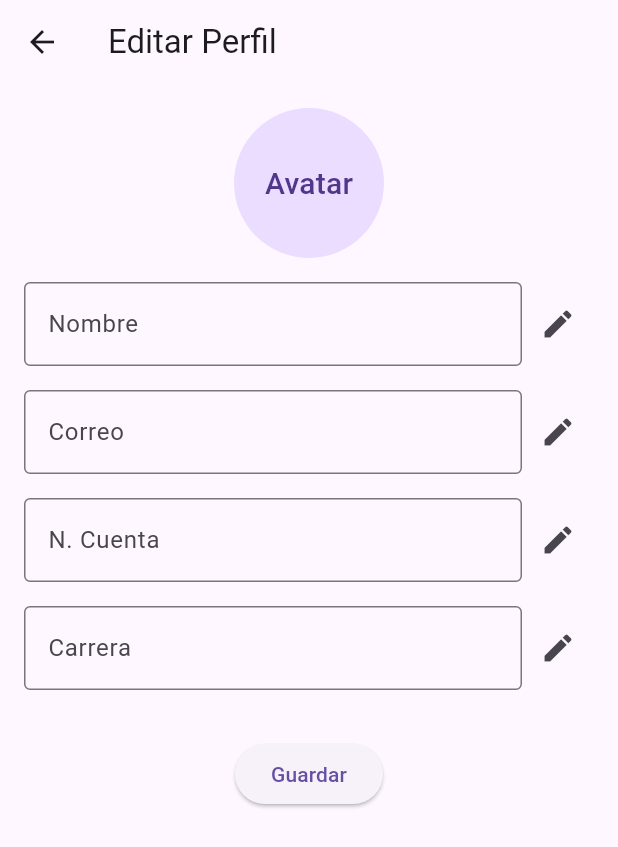
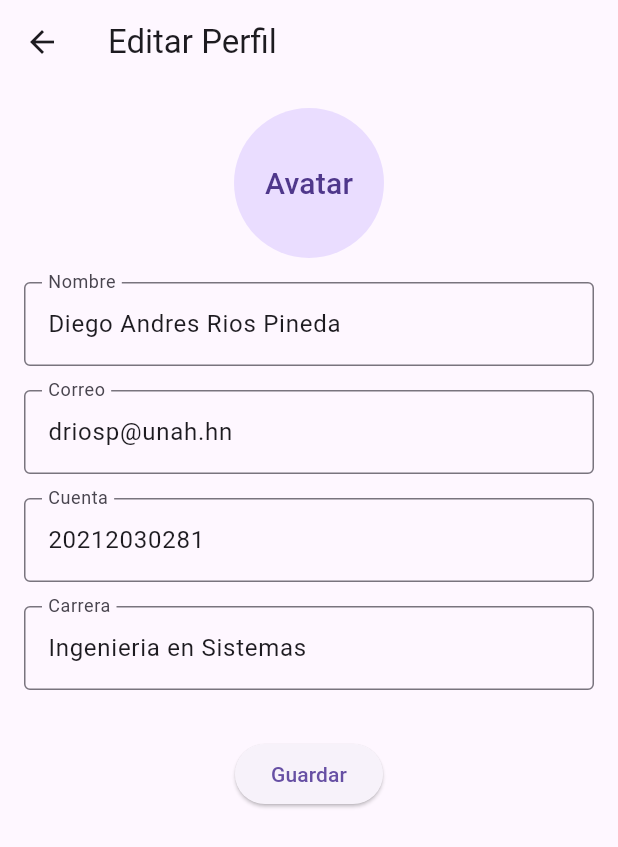
Before and after one commit to dandresrp/pumiagenda, a Flutter app: the PantallaHorasVoae screen opened by its route, after a tap on the "edit" icon, on a phone screen of 412 x 824 dp. Shown: the top 847 px of the screen. Run offline on Flutter 3.47's test engine with Material 3 defaults, Android fonts, the phone set to English and light mode, and no system bars; our stand-ins replace go_router.

Commit message:
Agregar pasar información del perfil a editar

```diff
--- a/lib/main.dart
+++ b/lib/main.dart
@@ -11,7 +11,6 @@
 }
 
 GoRouter router = GoRouter(
-  // initialLocation: '/ambitoacademico',
   routes: [
     GoRoute(
       path: '/',
@@ -22,9 +21,11 @@
       builder: (context, state) => const PantallaRegistro(),
       ),
     GoRoute(
-      path:
-      '/editarPerfil',
-      builder:  (context, state) => const PantallaEditarPerfil(),
+      path: '/editarPerfil',
+      builder:  (context, state) {
+        final extrasData = state.extra as dynamic;
+        return PantallaEditarPerfil(extrasData: extrasData);
+      }
     ),
     GoRoute(
       path: '/horasvoae',
--- a/lib/pantallas/pantalla_edit_perfil.dart
+++ b/lib/pantallas/pantalla_edit_perfil.dart
@@ -1,8 +1,10 @@
 import 'package:flutter/material.dart';
-
+import 'package:go_router/go_router.dart';
 
 class PantallaEditarPerfil extends StatefulWidget {
-  const PantallaEditarPerfil({super.key});
+  final dynamic extrasData;
+
+  const PantallaEditarPerfil({super.key, required this.extrasData});
 
   @override
   // ignore: library_private_types_in_public_api
@@ -69,20 +71,27 @@ class _PantallaEditarPerfilState extends State<PantallaEditarPerfil> {
     return null;
   }
 
+  // TODO: Guardar nuevos datos
   void _guardarDatos() {
     if (_formKey.currentState!.validate()) {
-      // Aquí se debería guardar la información y navegar de vuelta a la pantalla de inicio
-      Navigator.pop(context, {
-        'nombre': _nombreController.text,
-        'correo': _correoController.text,
-        'cuenta': _cuentaController.text,
-        'carrera': _carreraController.text,
-      });
+      context.pushReplacement(
+        '/',
+         extra: {
+          'nombre': _nombreController.text,
+          'correo': _correoController.text,
+          'cuenta': _cuentaController.text,
+          'carrera': _carreraController.text,
+        }
+      );
     }
   }
 
   @override
   Widget build(BuildContext context) {
+    _nombreController.text = widget.extrasData['nombre'];
+    _correoController.text = widget.extrasData['correo'];
+    _carreraController.text = widget.extrasData['carrera'];
+    _cuentaController.text = widget.extrasData['cuenta'];
     return Scaffold(
       appBar: AppBar(
         title: const Text('Editar Perfil'),
@@ -109,6 +118,7 @@ class _PantallaEditarPerfilState extends State<PantallaEditarPerfil> {
               const SizedBox(height: 16),
               _buildEditableField(
                 label: 'Nombre',
+
                 controller: _nombreController,
                 validator: _validateNombre,
               ),
@@ -120,7 +130,7 @@ class _PantallaEditarPerfilState extends State<PantallaEditarPerfil> {
               ),
               const SizedBox(height: 16),
               _buildEditableField(
-                label: 'N. Cuenta',
+                label: 'Cuenta',
                 controller: _cuentaController,
                 validator: _validateCuenta,
               ),
@@ -158,13 +168,7 @@ class _PantallaEditarPerfilState extends State<PantallaEditarPerfil> {
             ),
             validator: validator,
           ),
-        ),
-        IconButton(
-          icon: const Icon(Icons.edit),
-          onPressed: () {
-            // Acción de editar
-          },
-        ),
+        )
       ],
     );
   }
--- a/lib/pantallas/pantalla_inicio.dart
+++ b/lib/pantallas/pantalla_inicio.dart
@@ -10,10 +10,12 @@ class PantallaInicio extends StatefulWidget {
 }
 
 class _PantallaInicioState extends State<PantallaInicio> {
-  String nombre = 'Diego Andres Rios Pineda';
-  String correo = 'driosp@unah.hn';
-  String cuenta = '20212030281';
-  String carrera = 'Ingenieria en Sistemas';
+  var datos = {
+    'nombre': 'Diego Andres Rios Pineda',
+    'correo': 'driosp@unah.hn',
+    'cuenta': '20212030281',
+    'carrera': 'Ingenieria en Sistemas',
+  };
 
   @override
   Widget build(BuildContext context) {
@@ -45,7 +47,7 @@ class _PantallaInicioState extends State<PantallaInicio> {
                         crossAxisAlignment: CrossAxisAlignment.start,
                         children: [
                           Text(
-                            nombre,
+                            datos['nombre']!,
                             style: const TextStyle(
                               fontWeight: FontWeight.bold,
                               fontSize: 18,
@@ -53,19 +55,19 @@ class _PantallaInicioState extends State<PantallaInicio> {
                             overflow: TextOverflow.ellipsis,
                           ),
                           Text(
-                            carrera,
+                            datos['carrera']!,
                             style: const TextStyle(
                               fontSize: 16
                             ),
                           ),
                           Text(
-                            correo,
+                            datos['correo']!,
                             style: const TextStyle(
                               fontSize: 16
                             ),
                           ),
                           Text(
-                            cuenta,
+                            datos['cuenta']!,
                             style: const TextStyle(
                               fontSize: 16
                             ),
@@ -75,17 +77,12 @@ class _PantallaInicioState extends State<PantallaInicio> {
                     ),
                     IconButton(
                     icon: const Icon(Icons.edit),
-                        onPressed: () async {
-                          final resultado = await context.push<Map<String, String>>('/editarPerfil');
-                          if (resultado != null) {
-                            setState(() {
-                              nombre = resultado['nombre']!;
-                              correo = resultado['correo']!;
-                              cuenta = resultado['cuenta']!;
-                              carrera = resultado['carrera']!;
-                            });
-                          }
-                        }
+                      onPressed: () {
+                        context.push(
+                          '/editarPerfil',
+                          extra: datos,
+                        );
+                      }
                     ),
                   ],
                 ),
```
